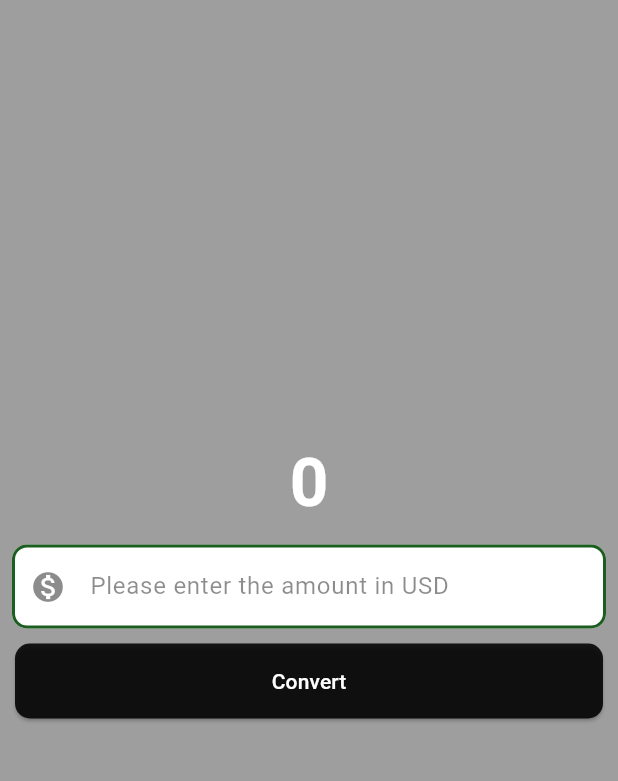
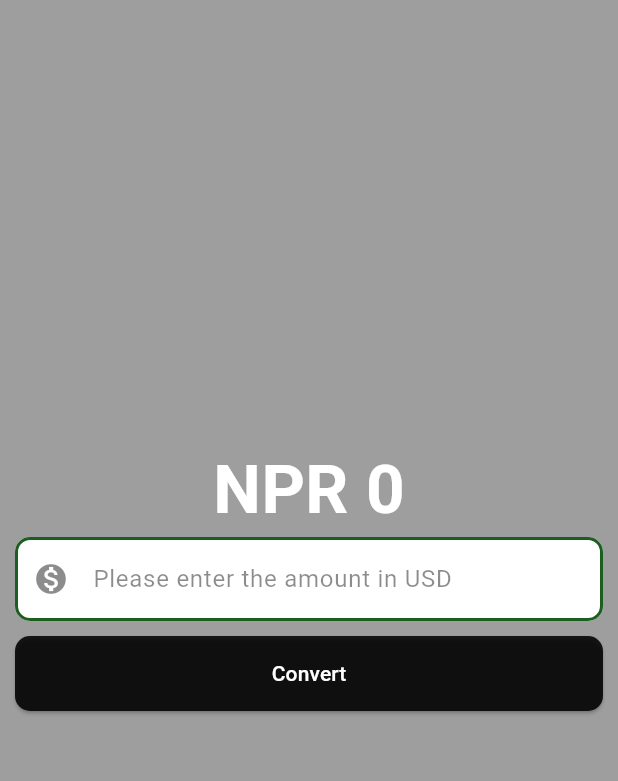
Before and after one commit to Samyak0-0/currency-converter-flutter, a Flutter app: the screen it shows after launch, on a phone screen of 412 x 824 dp, the part 84-865 px from its top. Run offline on Flutter 3.47's test engine with Material 3 defaults, Android fonts, the phone set to English and light mode, and no system bars.

```diff
--- a/lib/main.dart
+++ b/lib/main.dart
@@ -10,8 +10,8 @@ class MyApp extends StatelessWidget {
 
   @override
   Widget build(BuildContext context) {
-    return MaterialApp(
-      home:  MaterialHomePage(),
+    return const MaterialApp(
+      home:  HomePage(),
     );
   }
 }
--- a/lib/material_page.dart
+++ b/lib/material_page.dart
@@ -1,13 +1,33 @@
 import 'package:flutter/foundation.dart';
 import 'package:flutter/material.dart';
 
-class MaterialHomePage extends StatelessWidget {
-  MaterialHomePage({super.key});
+class HomePage extends StatefulWidget {
+  const HomePage({super.key});
+
+  @override
+  State<HomePage> createState() => _HomePage();
+}
+
+class _HomePage extends State<HomePage> {
+  double result = 0;
+  final TextEditingController textEditingController = TextEditingController();
+
+  @override
+  void initState() {
+    super.initState();
+    print("initial state");
+  }
+
+  @override
+  void dispose() {
+    textEditingController.dispose();
+    super.dispose();
+  }
 
   @override
   Widget build(BuildContext context) {
-    double result = 0;
-    final TextEditingController textEditingController = TextEditingController();
+    print("build fn called");
+
     final border = OutlineInputBorder(
       borderSide: BorderSide(
         color: Colors.green.shade900,
@@ -28,20 +48,20 @@ class MaterialHomePage extends StatelessWidget {
         // actions: [Text("abc"), Text("xyz"), Text("wsd")],
       ),
       body: Center(
+        child: Padding(
+          padding: const EdgeInsets.all(10),
           child: Column(
             mainAxisAlignment: MainAxisAlignment.center,
             children: [
               Text(
-              "0",
+                'NPR ${result != 0 ? result.toStringAsFixed(3) : 0}',
                 style: TextStyle(
                   fontSize: 45,
                   fontWeight: FontWeight.bold,
                   color: Color.fromARGB(255, 255, 255, 255),
                 ),
               ),
-            Padding(
-              padding: const EdgeInsets.symmetric(horizontal: 8, vertical: 10),
-              child: TextField(
+              TextField(
                 controller: textEditingController,
                 style: TextStyle(color: Colors.black),
                 keyboardType: const TextInputType.numberWithOptions(
@@ -58,14 +78,15 @@ class MaterialHomePage extends StatelessWidget {
                   enabledBorder: border,
                 ),
               ),
-            ),
-            Padding(
-              padding: const EdgeInsets.symmetric(horizontal: 10),
-              child: ElevatedButton(
+              const SizedBox(height: 10),
+              ElevatedButton(
                 onPressed: () {
                   if (kDebugMode) {
                     print("haha, charade you are!");
-                    result = double.parse(textEditingController.text) * 142.03;
+                    setState(() {
+                      result =
+                          double.parse(textEditingController.text) * 142.03;
+                    });
                   }
                 },
                 style: const ButtonStyle(
@@ -84,8 +105,8 @@ class MaterialHomePage extends StatelessWidget {
                 ),
                 child: const Text("Convert"),
               ),
+            ],
           ),
-          ],
         ),
       ),
     );
```
Lines whose indentation alone changed are shown as unchanged.
